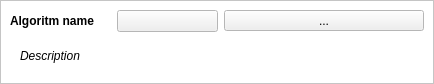
Before: the Qt Designer form LDMP/gui/WidgetAlgorithmLeaf.ui in ConservationInternational/trends.earth, drawn with Qt 5.
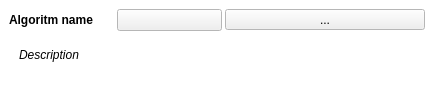
After: the same form once the commit is applied.

Commit message: more clean algorithm UX

```diff
--- a/LDMP/gui/WidgetAlgorithmLeaf.ui
+++ b/LDMP/gui/WidgetAlgorithmLeaf.ui
@@ -7,7 +7,7 @@
     <x>0</x>
     <y>0</y>
     <width>434</width>
-    <height>84</height>
+    <height>88</height>
    </rect>
   </property>
   <property name="palette">
@@ -96,12 +96,18 @@
    <item>
     <widget class="QFrame" name="frame">
      <property name="frameShape">
-      <enum>QFrame::StyledPanel</enum>
+      <enum>QFrame::NoFrame</enum>
      </property>
      <property name="frameShadow">
       <enum>QFrame::Raised</enum>
      </property>
      <layout class="QVBoxLayout" name="verticalLayout_2">
+      <property name="spacing">
+       <number>3</number>
+      </property>
+      <property name="bottomMargin">
+       <number>12</number>
+      </property>
       <item>
        <layout class="QHBoxLayout" name="horizontalLayout" stretch="0,0,1">
         <item>
```
